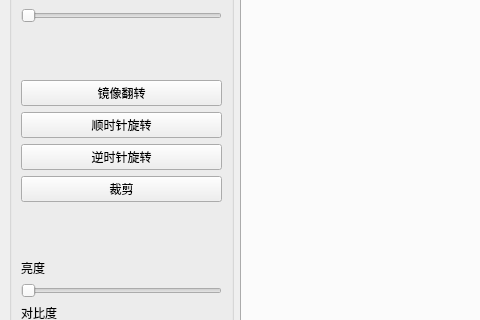
The window that mainwindow.ui (fl0a1e/ImgProcessor) describes before a commit, drawn with Qt 5; both pictures show x 0 to 480 and y 269 to 589 of the 1150 by 700 pixel window.
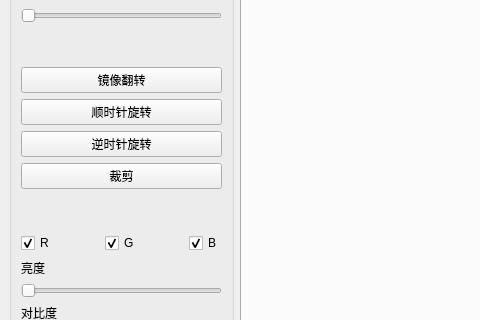
The same window after the commit.

```diff
--- a/mainwindow.ui
+++ b/mainwindow.ui
@@ -143,6 +143,66 @@
          </property>
         </spacer>
        </item>
+       <item>
+        <layout class="QHBoxLayout" name="horizontalLayout_3">
+         <item>
+          <widget class="QCheckBox" name="checkBox_R">
+           <property name="text">
+            <string>R</string>
+           </property>
+           <property name="checked">
+            <bool>true</bool>
+           </property>
+          </widget>
+         </item>
+         <item>
+          <spacer name="horizontalSpacer_5">
+           <property name="orientation">
+            <enum>Qt::Horizontal</enum>
+           </property>
+           <property name="sizeHint" stdset="0">
+            <size>
+             <width>40</width>
+             <height>20</height>
+            </size>
+           </property>
+          </spacer>
+         </item>
+         <item>
+          <widget class="QCheckBox" name="checkBox_G">
+           <property name="text">
+            <string>G</string>
+           </property>
+           <property name="checked">
+            <bool>true</bool>
+           </property>
+          </widget>
+         </item>
+         <item>
+          <spacer name="horizontalSpacer_6">
+           <property name="orientation">
+            <enum>Qt::Horizontal</enum>
+           </property>
+           <property name="sizeHint" stdset="0">
+            <size>
+             <width>40</width>
+             <height>20</height>
+            </size>
+           </property>
+          </spacer>
+         </item>
+         <item>
+          <widget class="QCheckBox" name="checkBox_B">
+           <property name="text">
+            <string>B</string>
+           </property>
+           <property name="checked">
+            <bool>true</bool>
+           </property>
+          </widget>
+         </item>
+        </layout>
+       </item>
        <item>
         <widget class="QLabel" name="label">
          <property name="text">
```
Left out of the diff: 4 changed lines with no effect on the pictures.
